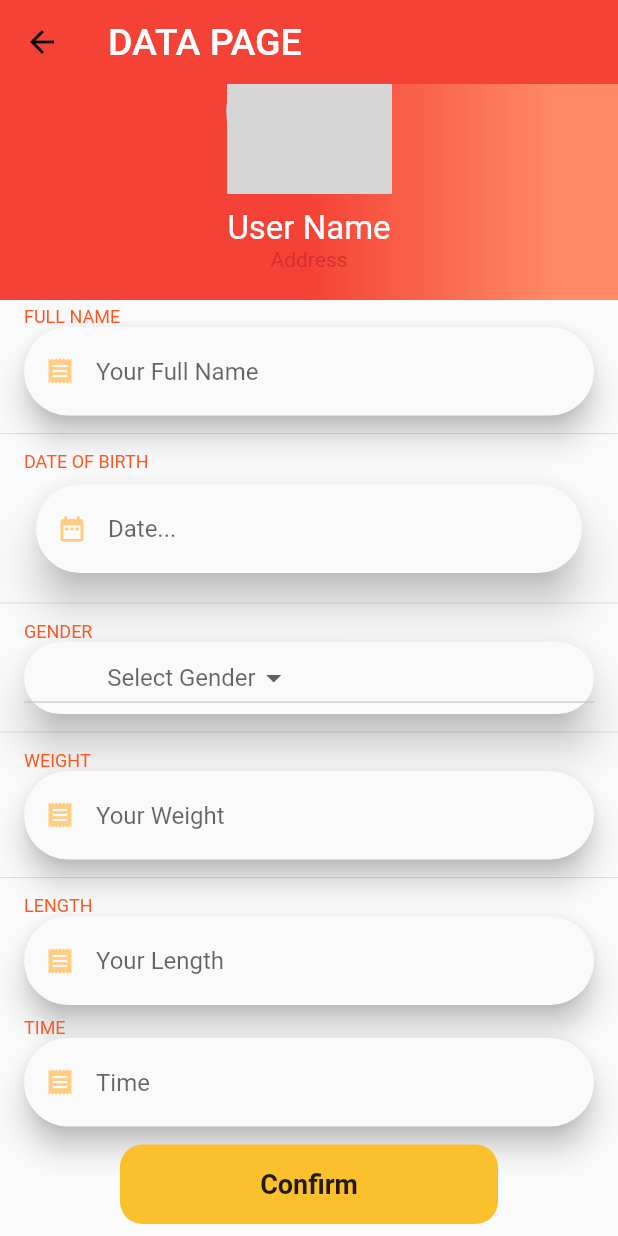
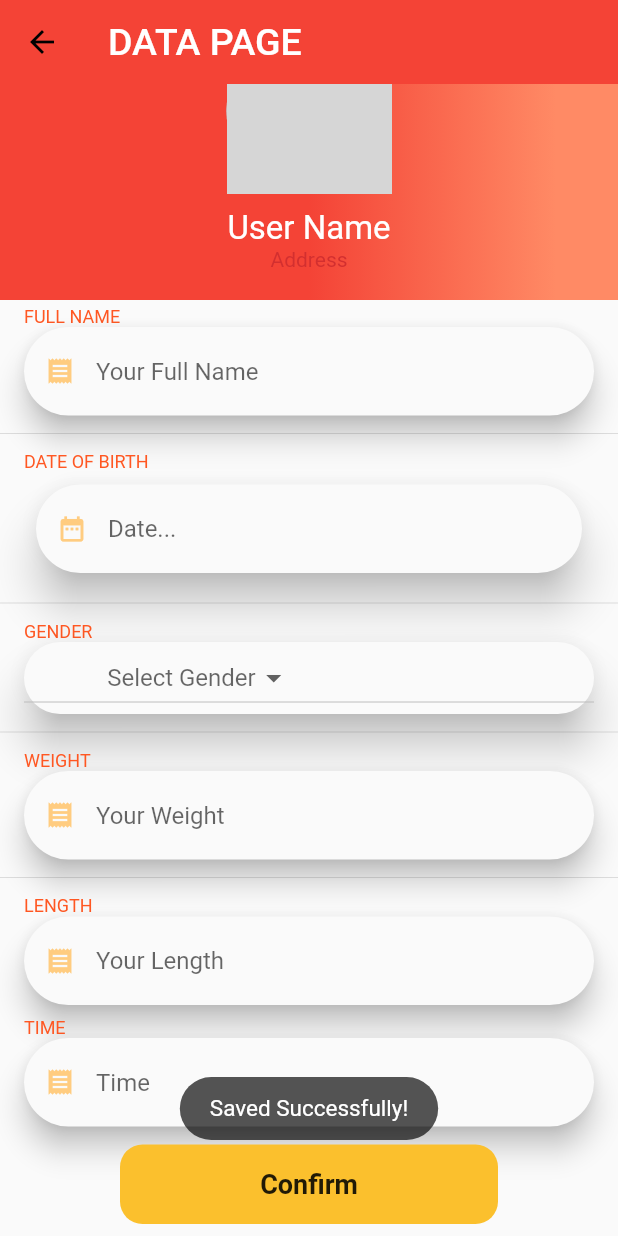
Before and after one commit to Three-team-org/Data-Buffering-App-Flutter, a Flutter app: the DataPage screen opened directly, scrolled down 56 dp, after a tap on "Confirm", on a phone screen of 412 x 824 dp. Run offline on Flutter 3.47's test engine with Material 2 defaults, Android fonts, the phone set to English and light mode, and no system bars; our stand-ins replace cached_network_image, flutter_icons, flutter_screenutil, font_awesome_flutter, google_fonts, image_picker and 4 more; missing offline and left inert: flex_color_picker, grouped_buttons; accounts and stored records are empty; network calls fail; grey boxes are pictures that could not be loaded.

Commit message:
update for data page

```diff
--- a/lib/database/database_helper.dart
+++ b/lib/database/database_helper.dart
@@ -5,6 +5,7 @@ import 'package:data_buffer/database/model/form.dart';
 import 'package:path/path.dart';
 import 'package:path_provider/path_provider.dart';
 import 'package:sqflite/sqflite.dart';
+import 'package:data_buffer/database/model/user_data.dart';
 
 class DatabaseHelper {
   static final DatabaseHelper _instance = new DatabaseHelper.internal();
@@ -33,6 +34,9 @@ class DatabaseHelper {
     await db.execute(
         "CREATE TABLE calendar_info(id INTEGER PRIMARY KEY, grocery_name TEXT, water_type TEXT,vit_type TEXT,"
             "color TEXT,reaction TEXT,hygiene TEXT,date TEXT)");
+    await db.execute(
+        "CREATE TABLE user_info(id INTEGER PRIMARY KEY, full_name TEXT, birthday TEXT,gender TEXT,"
+            "weight TEXT,length TEXT,time TEXT, avatar_path TEXT)");
   }
 
   Future<int> saveUser(Form_draft user) async {
@@ -40,7 +44,11 @@ class DatabaseHelper {
     int res = await dbClient.insert("calendar_info", user.toMap());
     return res;
   }
-
+  Future<int> saveUserData(User_data user) async {
+    var dbClient = await db;
+    int res = await dbClient.insert("user_info", user.toMap());
+    return res;
+  }
   Future<List<Map>> getDraft(String date) async {
     var dbClient = await db;
     List<Map> list = await dbClient.rawQuery('SELECT * FROM calendar_info where date like "$date"');
@@ -50,6 +58,22 @@ class DatabaseHelper {
       var user =
       new Form_draft(list[i]["grocery_name"], list[i]["water_type"], list[i]["vit_type"], list[i]["color"],
           list[i]["reaction"], list[i]["hygiene"], list[i]["date"]);
+      user.setUserId(list[i]["id"]);
+
+      employees.add(user);
+    }
+
+    return list;
+  }
+  Future<List<Map>> getUserInfo() async {
+    var dbClient = await db;
+    List<Map> list = await dbClient.rawQuery('SELECT * FROM user_info');
+    List<User_data> employees = new List();
+    print(list.length);
+    for (int i = 0; i < list.length; i++) {
+      var user =
+      new User_data(list[i]["full_name"], list[i]["birthday"], list[i]["gender"], list[i]["weight"],
+          list[i]["length"], list[i]["time"], list[i]["avatar_path"]);
       user.setUserId(list[i]["id"]);
 
       employees.add(user);
--- /dev/null
+++ b/lib/database/model/user_data.dart
@@ -0,0 +1,51 @@
+class User_data {
+
+  int id;
+  String _full_name;
+  String _birthday;
+  String _gender;
+  String _weight;
+  String _length;
+  String _time;
+  String _avatar_path;
+
+
+  User_data(this._full_name,this._birthday,this._gender,this._weight,this._length,
+      this._time, this._avatar_path);
+
+  User_data.map(dynamic obj) {
+    this._full_name = obj["full_name"];
+    this._birthday = obj["birthday"];
+    this._gender = obj["gender"];
+    this._weight = obj["weight"];
+    this._length = obj["length"];
+    this._time = obj["time"];
+    this._avatar_path = obj["avatar_path"];
+  }
+
+  String get full_name => _full_name;
+  String get birthday => _birthday;
+  String get gender => _gender;
+  String get weight => _weight;
+  String get length => _length;
+  String get time => _time;
+  String get avatar_path => _avatar_path;
+  Map<String, dynamic> toMap() {
+    var map = new Map<String, dynamic>();
+
+    map["full_name"] = _full_name;
+    map["birthday"] = _birthday;
+    map["gender"] = _gender;
+    map["weight"] = _weight;
+    map["length"] = _length;
+    map["time"] = _time;
+    map["avatar_path"] = _avatar_path;
+
+
+    return map;
+  }
+
+  void setUserId(int id) {
+    this.id = id;
+  }
+}
--- a/lib/ui/sub_data.dart
+++ b/lib/ui/sub_data.dart
@@ -5,7 +5,13 @@ import 'package:font_awesome_flutter/font_awesome_flutter.dart';
 import 'package:image_picker/image_picker.dart';
 import 'dart:io';
 import 'package:data_buffer/ui/widgets/textformfield.dart';
-
+import 'package:data_buffer/database/model/user_data.dart';
+import 'package:data_buffer/database/database_helper.dart';
+import 'dart:async';
+import 'dart:io' as io;
+import 'package:path/path.dart';
+import 'package:path_provider/path_provider.dart';
+import 'package:toast/toast.dart';
 class DataPage extends StatefulWidget{
   @override
   _DataPageState createState() => _DataPageState();
@@ -19,6 +25,7 @@ class Item {
 }
 
 class _DataPageState extends State<DataPage>{
+  User_data user_data;
 
   TextEditingController _dateController = TextEditingController();
   DateTime _selectedDate;
@@ -29,6 +36,10 @@ class _DataPageState extends State<DataPage>{
     const Item('Female',Icon(FontAwesomeIcons.female,color:  const Color(0xFF4500),)),
   ];
   TextEditingController textEditingController;
+  TextEditingController _full_name_controller = TextEditingController();
+  TextEditingController _weight_controller = TextEditingController();
+  TextEditingController _length_controller = TextEditingController();
+  TextEditingController _time_controller = TextEditingController();
   TextInputType keyboardType;
   bool obscureText;
   IconData icon;
@@ -36,6 +47,15 @@ class _DataPageState extends State<DataPage>{
   double _pixelRatio;
   bool large;
   bool medium;
+  String avatar_path;
+  Future addRecord() async {
+    var db = new DatabaseHelper();
+    print(avatar_path);
+    var user_data = new User_data(_full_name_controller.text, _dateController.text,selectedGender.toString(),
+      _weight_controller.text, _length_controller.text, _time_controller.text, avatar_path,
+    );
+    await db.saveUserData(user_data);
+  }
   void _showPicker(context) {
     showModalBottomSheet(
         context: context,
@@ -161,6 +181,7 @@ class _DataPageState extends State<DataPage>{
               style: TextStyle(color: Colors.deepOrange, fontSize: 12.0),
             ),
             subtitle: CustomTextField(
+              textEditingController: _full_name_controller,
               keyboardType: TextInputType.text,
               icon: Icons.receipt,
               hint: "Your Full Name",
@@ -247,6 +268,7 @@ class _DataPageState extends State<DataPage>{
               style: TextStyle(color: Colors.deepOrange, fontSize: 12.0),
             ),
             subtitle: CustomTextField(
+              textEditingController: _weight_controller,
               keyboardType: TextInputType.text,
               icon: Icons.receipt,
               hint: "Your Weight",
@@ -259,6 +281,7 @@ class _DataPageState extends State<DataPage>{
               style: TextStyle(color: Colors.deepOrange, fontSize: 12.0),
             ),
             subtitle: CustomTextField(
+              textEditingController: _length_controller,
               keyboardType: TextInputType.text,
               icon: Icons.receipt,
               hint: "Your Length",
@@ -270,6 +293,7 @@ class _DataPageState extends State<DataPage>{
               style: TextStyle(color: Colors.deepOrange, fontSize: 12.0),
             ),
             subtitle: CustomTextField(
+              textEditingController: _time_controller,
               keyboardType: TextInputType.text,
               icon: Icons.receipt,
               hint: "Time",
@@ -290,7 +314,10 @@ class _DataPageState extends State<DataPage>{
                   fontSize: 18.0,
                 ),
               ),
-              onPressed: () {},
+              onPressed: () {
+                addRecord();
+                Toast.show("Saved Successfully!", context, duration: Toast.LENGTH_LONG, gravity:  Toast.BOTTOM);
+              },
             ),
           ),
         ],
@@ -327,6 +354,18 @@ class _DataPageState extends State<DataPage>{
             affinity: TextAffinity.upstream));
     }
   }
+
+  @override
+  void initState(){
+    super.initState();
+    initAvatarPath();
+  }
+  void initAvatarPath() async{
+    io.Directory documentsDirectory = await getApplicationDocumentsDirectory();
+    setState(() {
+      avatar_path = join(documentsDirectory.path, "avatar.png");
+    });
+  }
 }
 class AlwaysDisabledFocusNode extends FocusNode {
   @override
```
Also changed, not shown: 1 other file.
